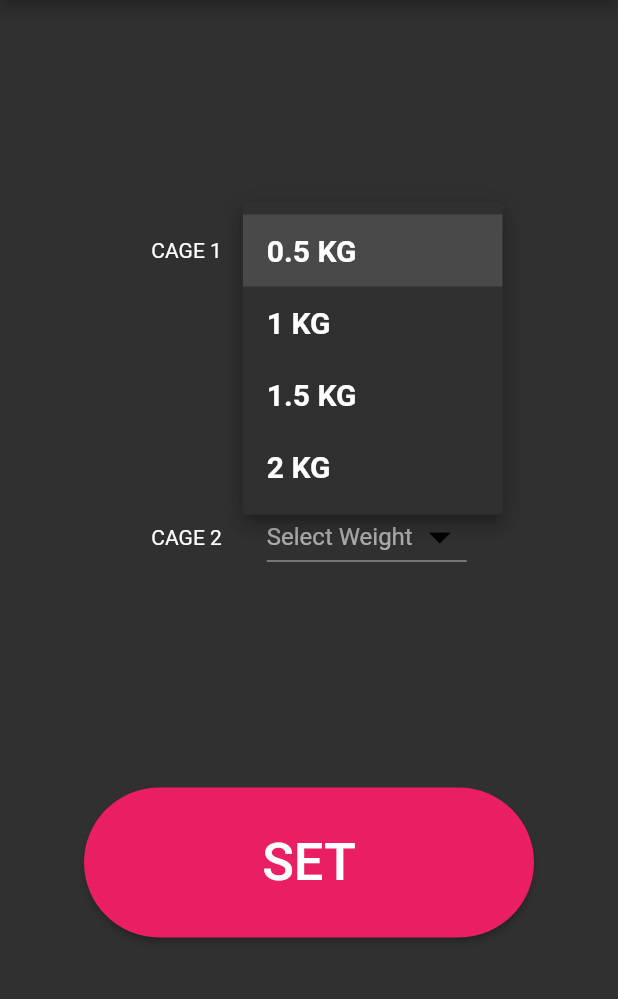
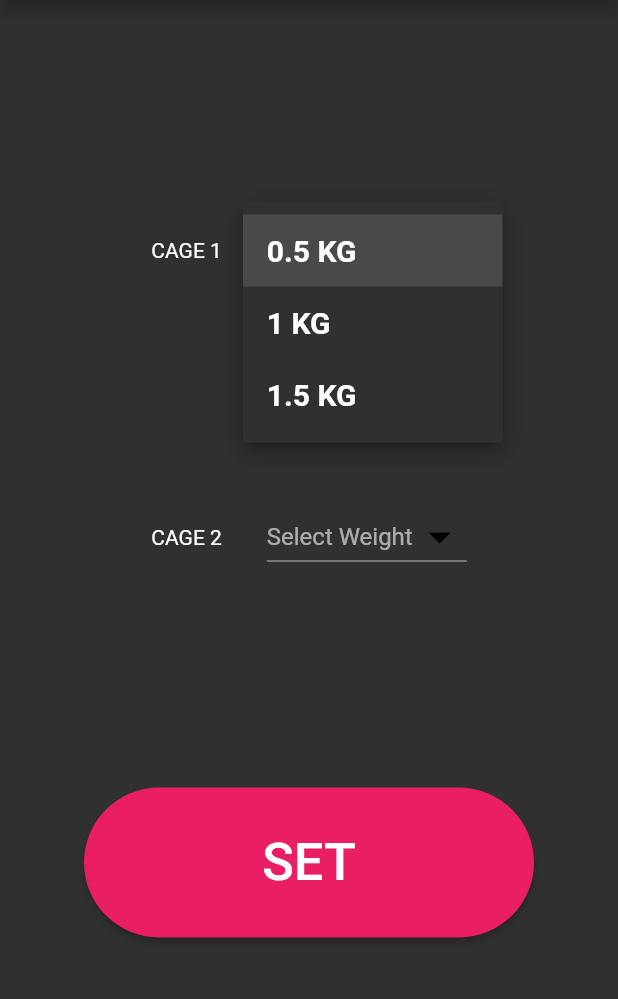
Before and after one commit to Chaaang/Thesis-mobileapp-final, a Flutter app: the SettingsPage screen opened directly, after a tap on "Select Weight", on a phone screen of 412 x 824 dp, the part 84-1083 px from its top. Run offline on Flutter 3.47's test engine with Material 2 defaults, Android fonts, the phone set to English and light mode, and no system bars; our stand-ins replace firebase_core, firebase_database, percent_indicator; accounts and stored records are empty.

Commit message:
remove 2kg from settings

```diff
--- a/pigs/lib/screens/settings.dart
+++ b/pigs/lib/screens/settings.dart
@@ -9,7 +9,7 @@ class SettingsPage extends StatefulWidget {
 }
 
 class _SettingsPageState extends State<SettingsPage> {
-  final items = ['0.5 KG', '1 KG', '1.5 KG', '2 KG'];
+  final items = ['0.5 KG', '1 KG', '1.5 KG'];
   var temp;
   var temp2;
 
```
